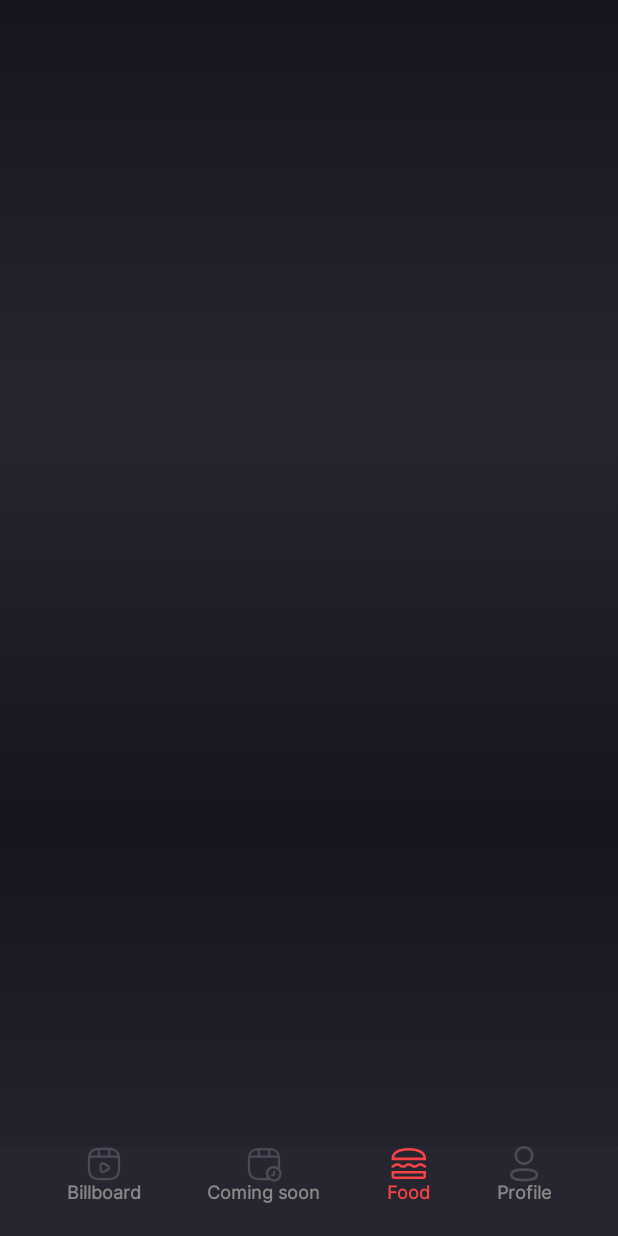
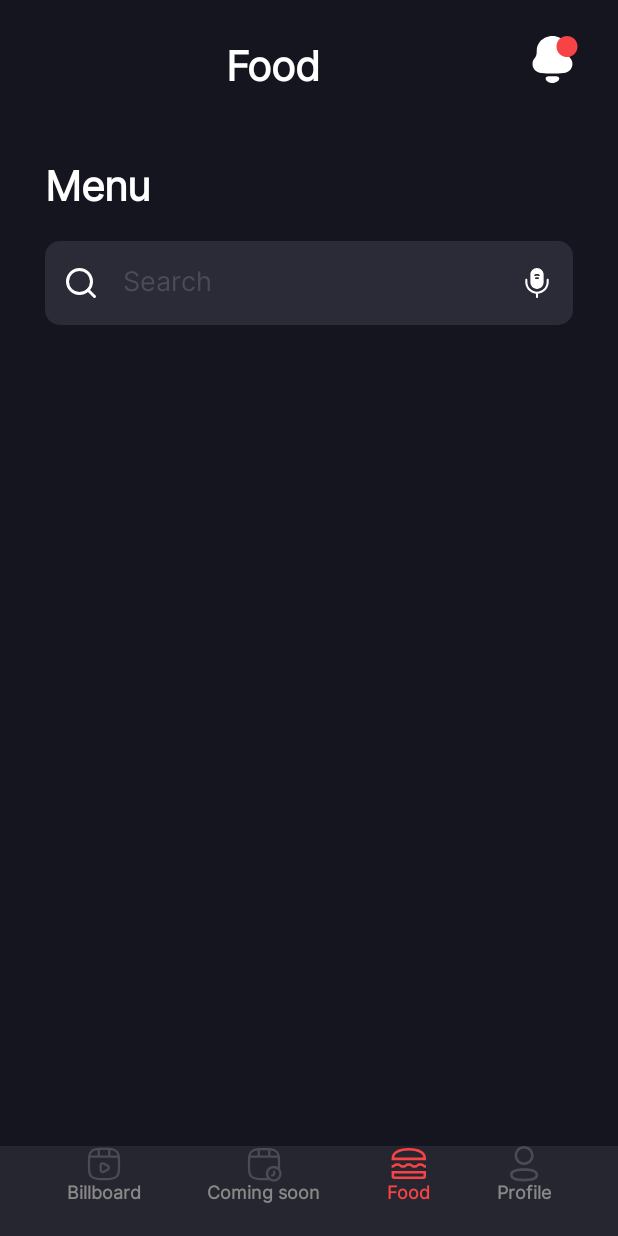
Before and after one commit to nameisjayant/Cinema-Booking-App-UI-Compose, an Android app built with Jetpack Compose: the FoodScreen screen opened through its navigation route, on a phone screen of 412 x 824 dp. Run offline under Robolectric (Android 15) with nearby library versions, the phone set to English and light mode, and no system bars.

Commit message:
food screen added

```diff
--- a/app/src/main/java/com/programmingsimplified/cinemabookingapp/screens/food_screen.kt
+++ b/app/src/main/java/com/programmingsimplified/cinemabookingapp/screens/food_screen.kt
@@ -1,16 +1,143 @@
 package com.programmingsimplified.cinemabookingapp.screens
 
 import androidx.compose.foundation.background
-import androidx.compose.foundation.layout.Box
-import androidx.compose.foundation.layout.fillMaxSize
-import androidx.compose.runtime.Composable
+import androidx.compose.foundation.layout.*
+import androidx.compose.foundation.shape.RoundedCornerShape
+import androidx.compose.material.*
+import androidx.compose.runtime.*
+import androidx.compose.ui.Alignment
+import androidx.compose.ui.Alignment.Companion.CenterVertically
 import androidx.compose.ui.Modifier
-import com.programmingsimplified.cinemabookingapp.ui.theme.GradientBackground
+import androidx.compose.ui.draw.clip
+import androidx.compose.ui.graphics.Color
+import androidx.compose.ui.res.painterResource
+import androidx.compose.ui.res.stringResource
+import androidx.compose.ui.text.TextStyle
+import androidx.compose.ui.text.font.FontWeight
+import androidx.compose.ui.unit.dp
+import androidx.compose.ui.unit.sp
+import com.programmingsimplified.cinemabookingapp.R
+import com.programmingsimplified.cinemabookingapp.commonUi.SpacerHeight
+import com.programmingsimplified.cinemabookingapp.ui.theme.*
 
 
 @Composable
 fun FoodScreen() {
 
-    Box(modifier = Modifier.fillMaxSize().background(GradientBackground))
+    var search by remember { mutableStateOf("") }
+
+
+    Box(
+        modifier = Modifier.padding(bottom = 60.dp)
+    ) {
+        Box(
+            modifier = Modifier
+                .fillMaxSize()
+                .background(DarkBlack)
+        ) {
+            Column {
+                FoodHeader()
+                FoodMenu(text = search, onValueChange = { search = it })
+            }
+        }
+    }
+}
+
+@Composable
+fun FoodMenu(
+    text: String,
+    onValueChange: (String) -> Unit
+) {
+
+    Column(
+        modifier = Modifier
+            .fillMaxWidth()
+            .clip(RoundedCornerShape(10.dp))
+            .padding(vertical = 20.dp, horizontal = 30.dp)
+    ) {
+        Text(
+            text = stringResource(R.string.menu),
+            style = TextStyle(
+                fontSize = 27.sp,
+                fontWeight = FontWeight.W800,
+                fontFamily = InterFont,
+                color = Color.White
+            ),
+        )
+        SpacerHeight(20.dp)
+        CustomSearchView(text = text, onValueChange = { onValueChange(it) })
+    }
 
 }
+
+@Composable
+fun CustomSearchView(
+    text: String,
+    onValueChange: (String) -> Unit
+) {
+    Box(modifier = Modifier.clip(RoundedCornerShape(10.dp))) {
+        TextField(
+            value = text, onValueChange = {
+                onValueChange(it)
+            },
+            modifier = Modifier.fillMaxWidth(),
+            colors = TextFieldDefaults.textFieldColors(
+                backgroundColor = LightGray,
+                focusedIndicatorColor = Color.Transparent,
+                unfocusedIndicatorColor = Color.Transparent,
+                placeholderColor = DarkGray,
+                textColor = Color.White
+            ),
+            placeholder = {
+                Text(
+                    text = stringResource(id = R.string.search),
+                    style = TextStyle(
+                        fontSize = 18.sp,
+                        fontWeight = FontWeight.W400,
+                        fontFamily = InterFont
+                    )
+                )
+            },
+            leadingIcon = {
+                Icon(
+                    painter = painterResource(id = R.drawable.search), contentDescription = "",
+                    tint = Color.White
+                )
+            },
+            trailingIcon = {
+                Icon(
+                    painter = painterResource(id = R.drawable.microphone), contentDescription = "",
+                    tint = Color.White
+                )
+            }
+        )
+    }
+}
+
+@Composable
+fun FoodHeader() {
+    Row(
+        modifier = Modifier
+            .fillMaxWidth()
+            .padding(20.dp),
+        horizontalArrangement = Arrangement.SpaceBetween
+    ) {
+        Box {}
+        Text(
+            text = stringResource(R.string.FOOD), style = TextStyle(
+                fontSize = 27.sp,
+                fontWeight = FontWeight.W800,
+                fontFamily = InterFont,
+                color = Color.White
+            ),
+            modifier = Modifier.align(CenterVertically)
+        )
+        IconButton(onClick = {}, modifier = Modifier.size(48.dp)) {
+            Icon(
+                painter = painterResource(id = com.programmingsimplified.cinemabookingapp.R.drawable.notification),
+                contentDescription = "",
+                tint = Color.Unspecified
+            )
+        }
+    }
+}
--- a/app/src/main/java/com/programmingsimplified/cinemabookingapp/ui/theme/Color.kt
+++ b/app/src/main/java/com/programmingsimplified/cinemabookingapp/ui/theme/Color.kt
@@ -9,10 +9,11 @@ val Purple700 = Color(0XFF151520)
 val Teal200 = Color(0XFF151520)
 
 val DarkBlack = Color(0XFF151520)
-val LightBlack =  Color(0XFF262630)
+val LightBlack = Color(0XFF262630)
 val LightGray = Color(0XFF2B2B38)
 val DarkRed = Color(0XFFF74346)
 val GrayColor = Color(0XFF4A4B56)
+val DarkGray = Color(0XFF4A4B56)
 
 val GradientBackground = Brush.verticalGradient(
     listOf(
--- /dev/null
+++ b/app/src/main/res/drawable/microphone.xml
@@ -0,0 +1,12 @@
+<vector xmlns:android="http://schemas.android.com/apk/res/android"
+    android:width="24dp"
+    android:height="24dp"
+    android:viewportWidth="24"
+    android:viewportHeight="24">
+  <path
+      android:pathData="M19.12,9.12C18.73,9.12 18.42,9.43 18.42,9.82V11.4C18.42,14.94 15.54,17.82 12,17.82C8.46,17.82 5.58,14.94 5.58,11.4V9.81C5.58,9.42 5.27,9.11 4.88,9.11C4.49,9.11 4.18,9.42 4.18,9.81V11.39C4.18,15.46 7.31,18.81 11.3,19.17V21.3C11.3,21.69 11.61,22 12,22C12.39,22 12.7,21.69 12.7,21.3V19.17C16.68,18.82 19.82,15.46 19.82,11.39V9.81C19.816,9.627 19.74,9.452 19.61,9.323C19.479,9.195 19.303,9.122 19.12,9.12Z"
+      android:fillColor="#ffffff"/>
+  <path
+      android:pathData="M11.998,2C9.558,2 7.578,3.98 7.578,6.42V11.54C7.578,13.98 9.558,15.96 11.998,15.96C14.438,15.96 16.418,13.98 16.418,11.54V6.42C16.418,3.98 14.438,2 11.998,2ZM13.308,8.95C13.238,9.21 13.008,9.38 12.748,9.38C12.698,9.38 12.648,9.37 12.598,9.36C12.208,9.25 11.798,9.25 11.408,9.36C11.088,9.45 10.778,9.26 10.698,8.95C10.608,8.64 10.798,8.32 11.108,8.24C11.698,8.08 12.318,8.08 12.908,8.24C13.208,8.32 13.388,8.64 13.308,8.95ZM13.838,7.01C13.797,7.122 13.722,7.219 13.623,7.287C13.525,7.355 13.408,7.391 13.288,7.39C13.218,7.39 13.158,7.38 13.088,7.36C12.388,7.1 11.608,7.1 10.908,7.36C10.762,7.412 10.602,7.404 10.461,7.339C10.321,7.273 10.212,7.155 10.158,7.01C10.048,6.71 10.208,6.37 10.508,6.27C11.47,5.92 12.526,5.92 13.488,6.27C13.788,6.38 13.948,6.71 13.838,7.01Z"
+      android:fillColor="#ffffff"/>
+</vector>
--- /dev/null
+++ b/app/src/main/res/drawable/notification.xml
@@ -0,0 +1,12 @@
+<vector xmlns:android="http://schemas.android.com/apk/res/android"
+    android:width="48dp"
+    android:height="48dp"
+    android:viewportWidth="48"
+    android:viewportHeight="48">
+  <path
+      android:pathData="M21.12,30.975C21.903,30.809 26.672,30.809 27.455,30.975C28.124,31.129 28.848,31.49 28.848,32.279C28.809,33.03 28.368,33.695 27.76,34.118C26.971,34.733 26.045,35.122 25.077,35.263C24.542,35.332 24.016,35.334 23.499,35.263C22.53,35.122 21.604,34.733 20.816,34.116C20.206,33.695 19.766,33.03 19.727,32.279C19.727,31.49 20.451,31.129 21.12,30.975ZM24.38,4C27.637,4 30.964,5.545 32.94,8.11C34.222,9.761 34.811,11.41 34.811,13.974V14.642C34.811,16.608 35.331,17.767 36.474,19.103C37.341,20.087 37.618,21.35 37.618,22.72C37.618,24.089 37.168,25.389 36.267,26.444C35.088,27.708 33.424,28.516 31.726,28.656C29.266,28.866 26.804,29.042 24.31,29.042C21.814,29.042 19.353,28.937 16.893,28.656C15.194,28.516 13.53,27.708 12.352,26.444C11.451,25.389 11,24.089 11,22.72C11,21.35 11.279,20.087 12.144,19.103C13.323,17.767 13.809,16.608 13.809,14.642V13.974C13.809,11.341 14.466,9.619 15.818,7.933C17.828,5.474 21.051,4 24.24,4H24.38Z"
+      android:fillColor="#ffffff"/>
+  <path
+      android:pathData="M34,11m-7,0a7,7 0,1 1,14 0a7,7 0,1 1,-14 0"
+      android:fillColor="#F74346"/>
+</vector>
--- a/app/src/main/res/values/strings.xml
+++ b/app/src/main/res/values/strings.xml
@@ -1,3 +1,6 @@
 <resources>
     <string name="app_name">Cinema Booking App</string>
+    <string name="FOOD">Food</string>
+    <string name="search">Search</string>
+    <string name="menu">Menu</string>
 </resources>
```
Also changed, not shown: app/src/main/res/drawable/about.xml (added, +9 -0 lines), app/src/main/res/drawable/change_city.xml (added, +9 -0 lines), app/src/main/res/drawable/credit_card.xml (added, +9 -0 lines), app/src/main/res/drawable/history.xml (added, +9 -0 lines), app/src/main/res/drawable/logout.xml (added, +12 -0 lines), app/src/main/res/drawable/setting.xml (added, +9 -0 lines), app/src/main/res/drawable/ticket.xml (added, +9 -0 lines), app/src/main/res/drawable/burger.png (added), app/src/main/res/drawable/chicken.png (added), app/src/main/res/drawable/popcorn.png (added).
